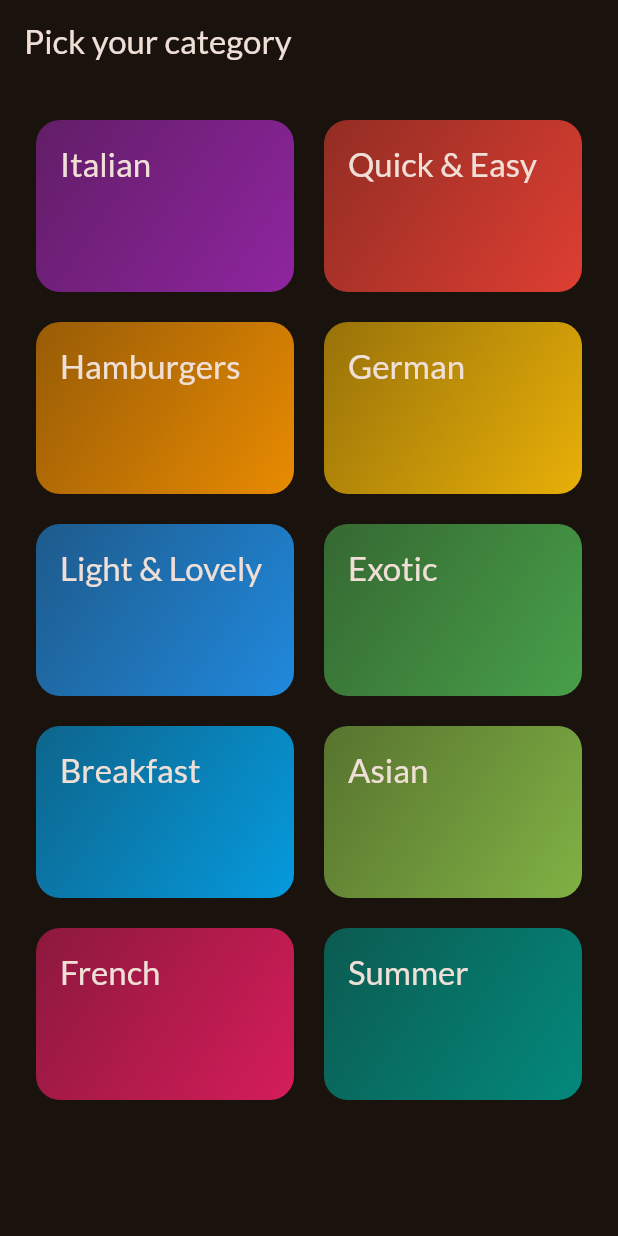
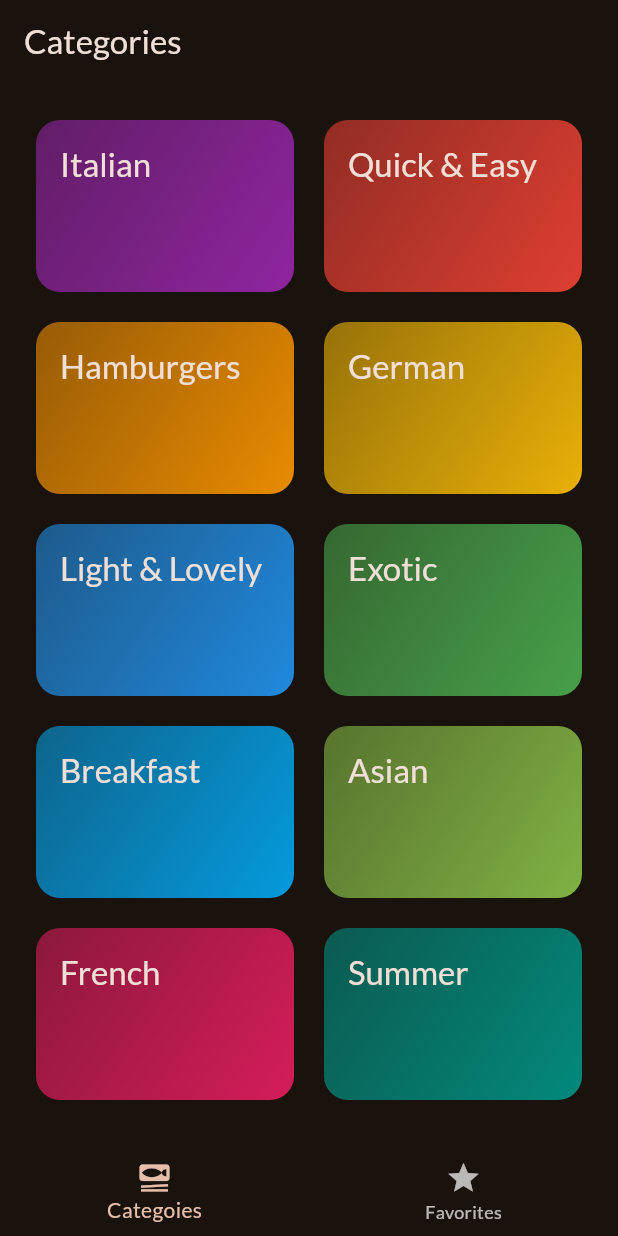
Before and after one commit to IvanBodnarash/Meals-App, a Flutter app: the screen it shows after launch, on a phone screen of 412 x 824 dp. Run offline on Flutter 3.47's test engine with Material 3 defaults, Android fonts, the phone set to English and light mode, and no system bars; our stand-ins replace google_fonts, transparent_image.

Commit message:
adding navigation and favorite logic

```diff
--- a/lib/main.dart
+++ b/lib/main.dart
@@ -1,7 +1,7 @@
 import 'package:flutter/material.dart';
 
 import 'package:google_fonts/google_fonts.dart';
-import 'package:meals_app/screens/categories.dart';
+import 'package:meals_app/screens/tabs.dart';
 
 final theme = ThemeData(
   useMaterial3: true,
@@ -23,7 +23,7 @@ class App extends StatelessWidget {
   Widget build(BuildContext context) {
     return MaterialApp(
       theme: theme,
-      home: const CategoriesScreen(),
+      home: const TabsScreen(),
     );
   }
 }
--- a/lib/screens/categories.dart
+++ b/lib/screens/categories.dart
@@ -1,12 +1,18 @@
 import 'package:flutter/material.dart';
 
 import 'package:meals_app/data/dummy_data.dart';
+import 'package:meals_app/models/meal.dart';
+import 'package:meals_app/widgets/category_grid_item.dart';
+import 'package:meals_app/screens/meals.dart';
 import 'package:meals_app/models/category.dart';
-import 'package:meals_app/screens/meals.dart';
-import 'package:meals_app/widgets/category_grid_item.dart';
 
 class CategoriesScreen extends StatelessWidget {
-  const CategoriesScreen({super.key});
+  const CategoriesScreen({
+    super.key,
+    required this.onToggleFavorite,
+  });
+
+  final void Function(Meal meal) onToggleFavorite;
 
   void _selectCategory(BuildContext context, Category category) {
     final filteredMeals = dummyMeals
@@ -18,6 +24,7 @@ class CategoriesScreen extends StatelessWidget {
         builder: (ctx) => MealsScreen(
           title: category.title,
           meals: filteredMeals,
+          onToggleFavorite: onToggleFavorite,
         ),
       ),
     );
@@ -25,11 +32,7 @@ class CategoriesScreen extends StatelessWidget {
 
   @override
   Widget build(BuildContext context) {
-    return Scaffold(
-      appBar: AppBar(
-        title: const Text('Pick your category'),
-      ),
-      body: GridView(
+    return GridView(
       padding: const EdgeInsets.all(24),
       gridDelegate: const SliverGridDelegateWithFixedCrossAxisCount(
         crossAxisCount: 2,
@@ -47,7 +50,6 @@ class CategoriesScreen extends StatelessWidget {
             },
           )
       ],
-      ),
     );
   }
 }
--- /dev/null
+++ b/lib/screens/tabs.dart
@@ -0,0 +1,87 @@
+import 'package:flutter/material.dart';
+import 'package:meals_app/models/meal.dart';
+
+import 'package:meals_app/screens/categories.dart';
+import 'package:meals_app/screens/meals.dart';
+
+class TabsScreen extends StatefulWidget {
+  const TabsScreen({super.key});
+
+  @override
+  State<TabsScreen> createState() {
+    return _TabsScreenState();
+  }
+}
+
+class _TabsScreenState extends State<TabsScreen> {
+  int _selectedPageIndex = 0;
+  final List<Meal> _favoriteMeals = [];
+
+  void _showInfoMessage(String message) {
+    ScaffoldMessenger.of(context).clearSnackBars();
+    ScaffoldMessenger.of(context).showSnackBar(
+      SnackBar(
+        content: Text(message),
+      ),
+    );
+  }
+
+  void _toggleMealFavoriteStatus(Meal meal) {
+    final isExisting = _favoriteMeals.contains(meal);
+
+    if (isExisting) {
+      setState(() {
+        _favoriteMeals.remove(meal);
+      });
+      _showInfoMessage('Meal is no longer a favorite');
+    } else {
+      setState(() {
+        _favoriteMeals.add(meal);
+        _showInfoMessage('Marked as a favorite!');
+      });
+    }
+  }
+
+  void _selectPage(int index) {
+    setState(() {
+      _selectedPageIndex = index;
+    });
+  }
+
+  @override
+  Widget build(BuildContext context) {
+    Widget activePage = CategoriesScreen(
+      onToggleFavorite: _toggleMealFavoriteStatus,
+    );
+    var activePageTitle = 'Categories';
+
+    if (_selectedPageIndex == 1) {
+      activePage = MealsScreen(
+        meals: _favoriteMeals,
+        onToggleFavorite: _toggleMealFavoriteStatus,
+      );
+      activePageTitle = 'Your Favorites';
+    }
+
+    return Scaffold(
+      appBar: AppBar(
+        title: Text(activePageTitle),
+      ),
+      body: activePage,
+      bottomNavigationBar: BottomNavigationBar(
+        onTap: _selectPage,
+        currentIndex: _selectedPageIndex,
+        items: const [
+          BottomNavigationBarItem(
+            icon: Icon(Icons.set_meal),
+            label: 'Categoies',
+          ),
+          BottomNavigationBarItem(
+            icon: Icon(Icons.star),
+            label: 'Favorites',
+          ),
+        ],
+      ),
+    );
+  }
+}
```
Also changed, not shown: lib/screens/meal_details.dart (+10 -0 lines), lib/screens/meals.dart (+11 -3 lines). Lines whose indentation alone changed are shown as unchanged.
